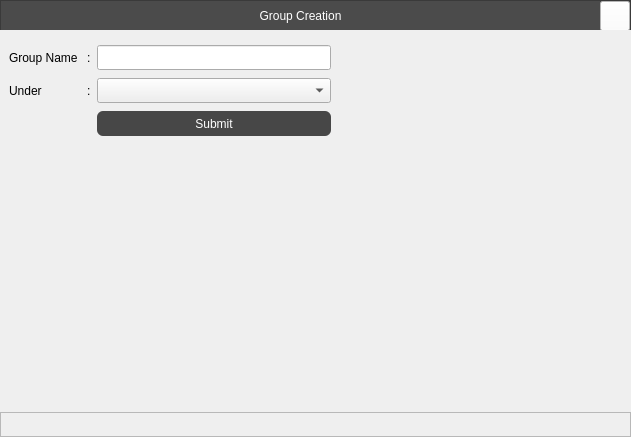
Above: Resources/Ui/CreateGroup.ui from Darshitjivani/MBAS before the change. Below: the same form after it.
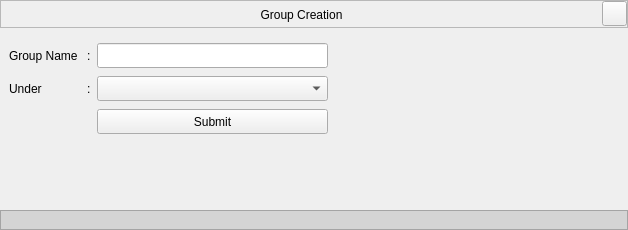
That is the form after the change. Icons and pictures are not drawn.

```diff
--- a/Resources/Ui/CreateGroup.ui
+++ b/Resources/Ui/CreateGroup.ui
@@ -6,8 +6,8 @@
    <rect>
     <x>0</x>
     <y>0</y>
-    <width>631</width>
-    <height>437</height>
+    <width>628</width>
+    <height>230</height>
    </rect>
   </property>
   <property name="minimumSize">
@@ -46,9 +46,14 @@
       <property name="maximumSize">
        <size>
         <width>16777215</width>
-        <height>25</height>
+        <height>20</height>
        </size>
       </property>
+      <property name="styleSheet">
+       <string notr="true">background-color: rgb(212, 212, 212);
+font: 63 11pt &quot;Segoe UI Semibold&quot;;
+color:#000000</string>
+      </property>
       <property name="frameShape">
        <enum>QFrame::StyledPanel</enum>
       </property>
@@ -62,13 +67,13 @@
       <property name="maximumSize">
        <size>
         <width>16777215</width>
-        <height>30</height>
+        <height>28</height>
        </size>
       </property>
       <property name="styleSheet">
-       <string notr="true">background-color: rgb(75,75,75);
-color: rgb(255, 255, 255);
-font: 75 12pt &quot;Sitka Small&quot;;</string>
+       <string notr="true">
+font: 63 11pt &quot;Segoe UI Semibold&quot;;
+color:#000000</string>
       </property>
       <property name="frameShape">
        <enum>QFrame::StyledPanel</enum>
@@ -96,18 +101,18 @@
         <widget class="QPushButton" name="pbClose">
          <property name="minimumSize">
           <size>
-           <width>30</width>
-           <height>30</height>
+           <width>25</width>
+           <height>25</height>
           </size>
          </property>
          <property name="maximumSize">
           <size>
-           <width>30</width>
-           <height>30</height>
+           <width>25</width>
+           <height>25</height>
           </size>
          </property>
          <property name="styleSheet">
-          <string notr="true">background-color:white</string>
+          <string notr="true"/>
          </property>
          <property name="text">
           <string/>
@@ -129,7 +134,7 @@
          <property name="minimumSize">
           <size>
            <width>0</width>
-           <height>30</height>
+           <height>28</height>
           </size>
          </property>
          <property name="styleSheet">
@@ -149,22 +154,7 @@
     <item row="1" column="0">
      <widget class="QWidget" name="widget" native="true">
       <property name="styleSheet">
-       <string notr="true">QPushButton{
-
-	font: 75 10pt &quot;Sitka Small&quot;;
-border-radius:06px;
-background-color: rgb(75,75,75);
-color: rgb(255, 255, 255);
-
-}
-QPushButton:selected {
-  background: #1464A0;
-  color: #19232d;
-}
-
-
-
-</string>
+       <string notr="true"/>
       </property>
       <layout class="QGridLayout" name="gridLayout">
        <property name="leftMargin">
@@ -197,9 +187,7 @@
           </size>
          </property>
          <property name="styleSheet">
-          <string notr="true">background-color: rgb(71, 71, 71);
-color: rgb(255, 255, 255);
-</string>
+          <string notr="true"/>
          </property>
          <property name="text">
           <string>Submit</string>
```
Left out of the diff: 4 changed lines with no effect on the pictures.
